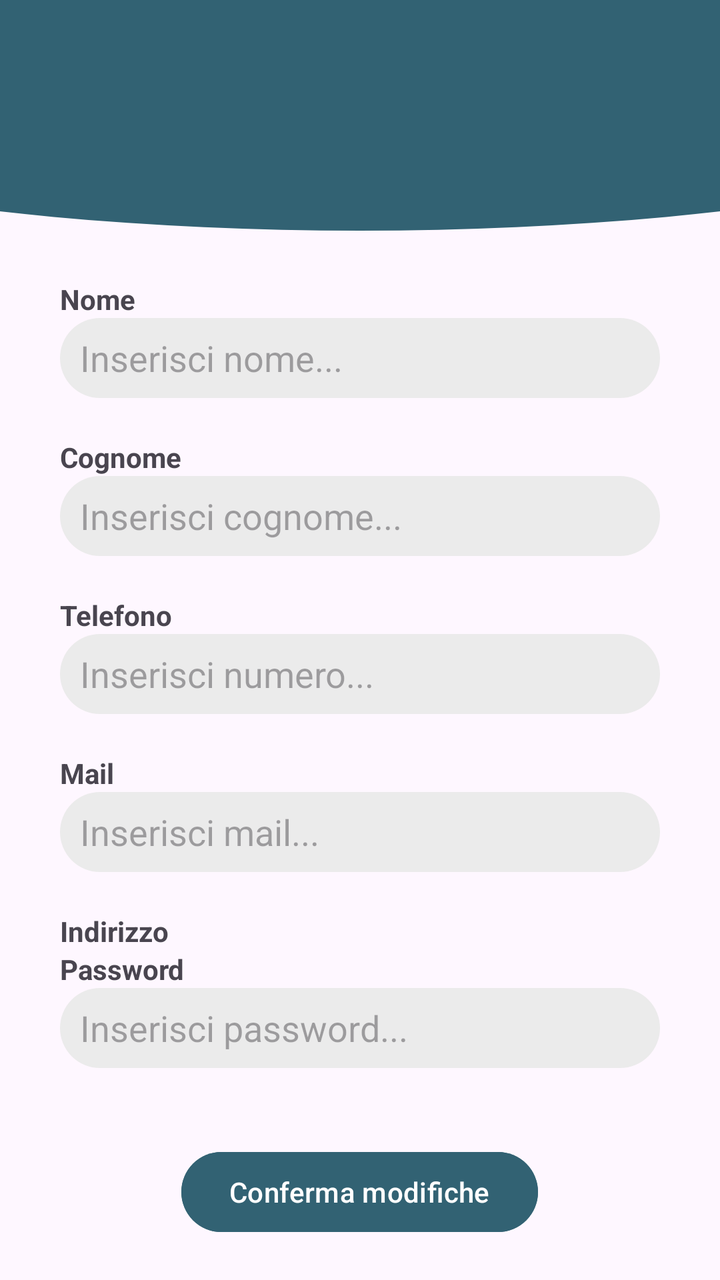
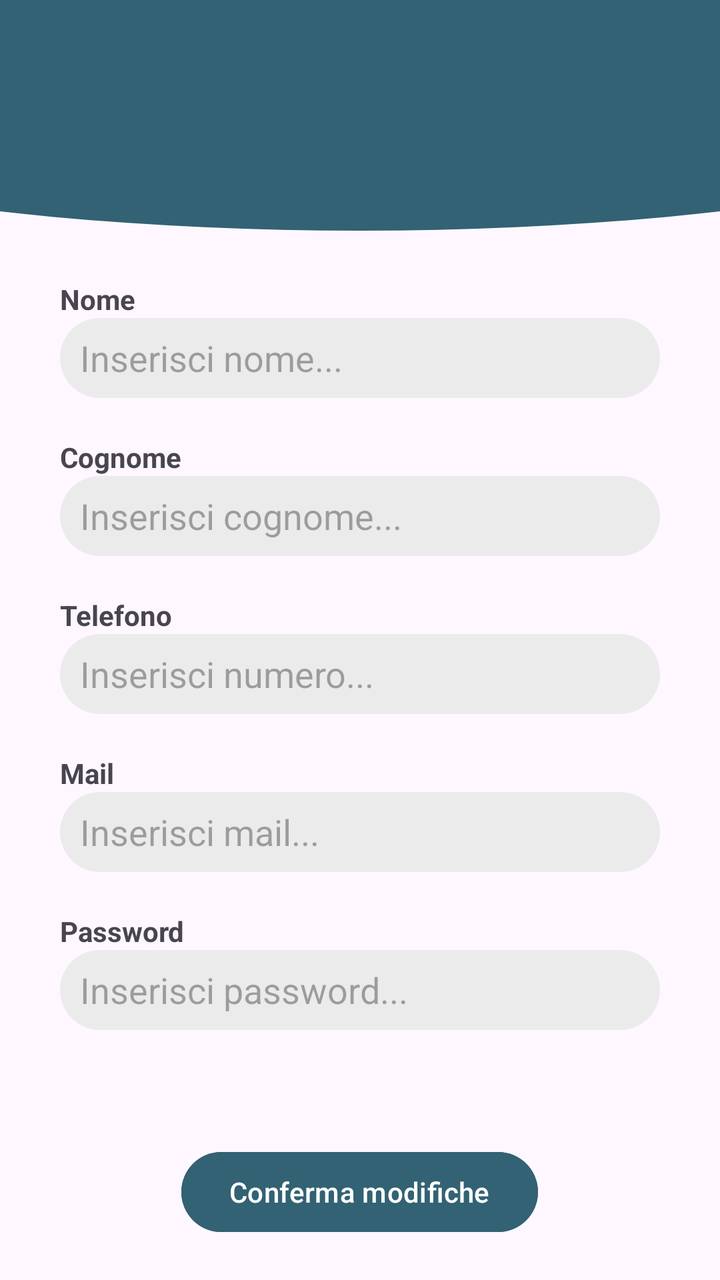

Two renders of the same Android screen: before a commit and after it. Below are the layout's source before the change and the commit's diff.
<!-- AndroidManifest.xml: application theme Theme.AppPet -->
<!-- res/layout/activity_modifica_dati_utente.xml -->
<?xml version="1.0" encoding="utf-8"?>
<RelativeLayout xmlns:android="http://schemas.android.com/apk/res/android"
    xmlns:app="http://schemas.android.com/apk/res-auto"
    xmlns:tools="http://schemas.android.com/tools"
    android:id="@+id/main"
    android:layout_width="match_parent"
    android:layout_height="match_parent"
    android:orientation="vertical"
    tools:context=".Activities.RegistrazioneActivity">

    <FrameLayout
        android:id="@+id/header_home"
        android:layout_width="match_parent"
        android:layout_height="120dp"
        android:layout_gravity="top">

        <ImageView
            android:id="@+id/Pippo"
            android:layout_width="800dp"
            android:layout_height="180dp"
            android:layout_gravity="center"
            android:layout_marginTop="-35dp"
            android:src="@drawable/cricle_1" />

    </FrameLayout>

    <LinearLayout
        android:id="@+id/Register"
        android:layout_width="wrap_content"
        android:layout_height="wrap_content"
        android:layout_below="@+id/header_home"
        android:layout_centerInParent="true"
        android:layout_gravity="center"
        android:layout_marginTop="20dp"
        android:layout_marginBottom="50dp"
        android:orientation="vertical">

        <TextView
            android:layout_width="wrap_content"
            android:layout_height="wrap_content"
            android:text="Nome"
            android:textAlignment="textStart"
            android:textStyle="bold" />

        <EditText
            android:id="@+id/nomeET"
            android:layout_width="300dp"
            android:layout_height="40dp"
            android:layout_marginBottom="20dp"
            android:background="@drawable/edit_text_background"
            android:hint="Inserisci nome..."
            android:paddingLeft="10dp" />

        <TextView
            android:layout_width="wrap_content"
            android:layout_height="wrap_content"
            android:text="Cognome"
            android:textAlignment="textStart"
            android:textStyle="bold" />


        <EditText
            android:id="@+id/cognomeET"
            android:layout_width="300dp"
            android:layout_height="40dp"
            android:layout_marginBottom="20dp"
            android:background="@drawable/edit_text_background"
            android:hint="Inserisci cognome..."
            android:paddingLeft="10dp" />

        <TextView
            android:layout_width="wrap_content"
            android:layout_height="wrap_content"
            android:text="Telefono"
            android:textAlignment="textStart"
            android:textStyle="bold" />


        <EditText
            android:id="@+id/telefonoET"
            android:layout_width="300dp"
            android:layout_height="40dp"
            android:layout_marginBottom="20dp"
            android:background="@drawable/edit_text_background"
            android:hint="Inserisci numero..."
            android:paddingLeft="10dp" />

        <TextView
            android:layout_width="wrap_content"
            android:layout_height="wrap_content"
            android:text="Mail"
            android:textAlignment="textStart"
            android:textStyle="bold" />


        <EditText
            android:id="@+id/mailET"
            android:layout_width="300dp"
            android:layout_height="40dp"
            android:layout_marginBottom="20dp"
            android:background="@drawable/edit_text_background"
            android:hint="Inserisci mail..."
            android:paddingLeft="10dp" />

        <TextView
            android:layout_width="wrap_content"
            android:layout_height="wrap_content"
            android:text="Indirizzo"
            android:textAlignment="textStart"
            android:textStyle="bold" />



        <TextView
            android:layout_width="wrap_content"
            android:layout_height="wrap_content"
            android:text="Password"
            android:textAlignment="textStart"
            android:textStyle="bold" />


        <EditText

            android:id="@+id/pwUtenteEditText"
            android:layout_width="300dp"
            android:layout_height="40dp"
            android:layout_marginBottom="20dp"
            android:background="@drawable/edit_text_background"
            android:hint="Inserisci password..."
            android:paddingLeft="10dp" />


    </LinearLayout>


    <Button
        android:id="@+id/modificaButton"
        android:layout_width="wrap_content"
        android:layout_height="wrap_content"
        android:layout_alignParentBottom="true"
        android:layout_centerInParent="true"
        android:layout_marginBottom="20dp"
        android:backgroundTint="@color/Blu_base"
        android:text="Conferma modifiche"

        />


</RelativeLayout>
<!-- resources referenced by this layout -->
<resources>
  <color name="Blu_base">#326273</color>
  <!-- drawable cricle_1 (drawable) -->
  <?xml version="1.0" encoding="utf-8"?>
  <shape xmlns:android="http://schemas.android.com/apk/res/android"
      android:shape="oval">
  
      <solid
          android:color="@color/Blu_base"/>
  
  </shape>
  <!-- drawable edit_text_background (drawable) -->
  <?xml version="1.0" encoding="utf-8"?>
  <shape xmlns:android="http://schemas.android.com/apk/res/android"
      android:shape="rectangle">
  
      <solid
          android:color="@color/sfondo_search"/>
  
      <corners
          android:radius="50dp"/>
  </shape>
  <style name="Theme.AppPet" parent="Base.Theme.AppPet" />
  <color name="sfondo_search">#EBEBEB</color>
  <style name="Base.Theme.AppPet" parent="Theme.Material3.DayNight.NoActionBar">
          
          
      </style>
</resources>

<!-- the commit's change to res/layout/activity_modifica_dati_utente.xml (unified diff, before → after) -->
@@ -102,14 +102,6 @@
             android:hint="Inserisci mail..."
             android:paddingLeft="10dp" />
 
-        <TextView
-            android:layout_width="wrap_content"
-            android:layout_height="wrap_content"
-            android:text="Indirizzo"
-            android:textAlignment="textStart"
-            android:textStyle="bold" />
-
-
 
         <TextView
             android:layout_width="wrap_content"
